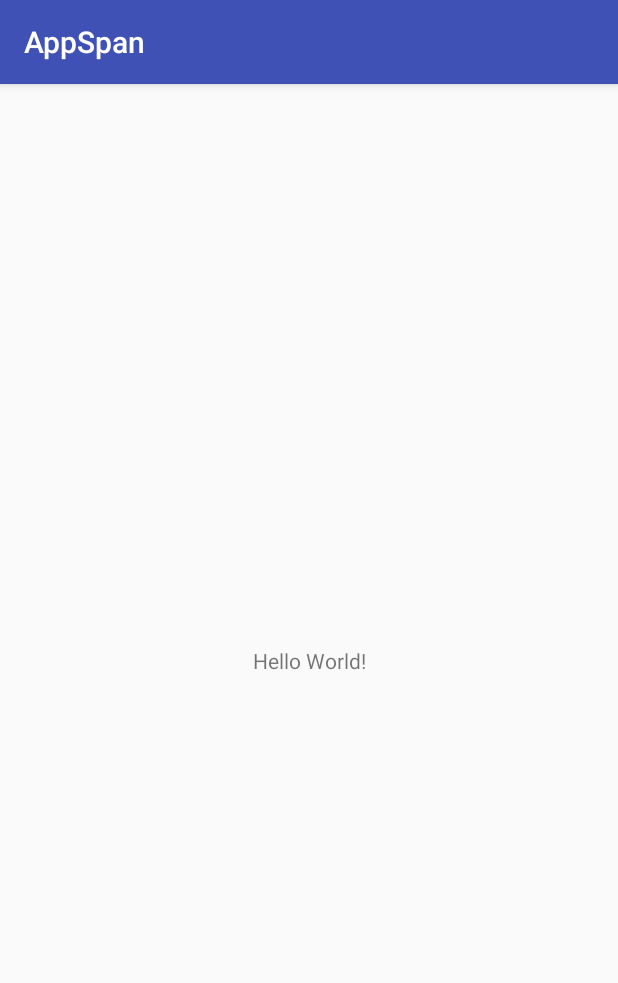
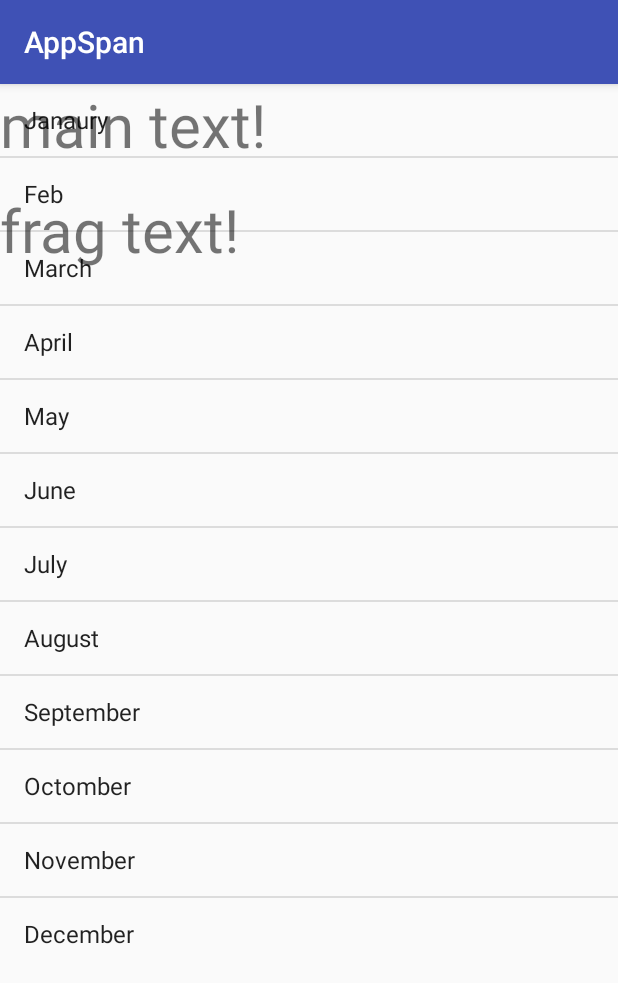
Before and after one commit to aliceblack/AppSpanAndroid, an Android app: the screen it shows after launch (MainActivity), on a phone screen of 412 x 824 dp. Shown: the top 983 px of the screen. Run offline under Robolectric (Android 15) with nearby library versions, the phone set to English and light mode, and no system bars; libraries missing offline, so code that uses them is left out: java.text.

Commit message:
row layout, list layout, list fragment

```diff
--- /dev/null
+++ b/AppSpan/app/src/main/java/com/appspan/appspan/AppsListFragment.java
@@ -0,0 +1,41 @@
+package com.appspan.appspan;
+
+import android.app.usage.UsageStats;
+import android.app.usage.UsageStatsManager;
+import android.content.Context;
+import android.os.Bundle;
+import android.support.annotation.Nullable;
+import android.support.v4.app.Fragment;
+import android.view.LayoutInflater;
+import android.view.View;
+import android.view.ViewGroup;
+import android.widget.ArrayAdapter;
+import android.widget.ListAdapter;
+import android.widget.ListView;
+import android.widget.TextView;
+import java.util.Calendar;
+import java.util.List;
+
+public class AppsListFragment extends Fragment {
+
+    @Nullable
+    @Override
+    public View onCreateView(LayoutInflater inflater, @Nullable ViewGroup container, @Nullable Bundle savedInstanceState) {
+        return inflater.inflate(R.layout.apps_list_fragment, container,false);
+    }
+
+    @Override
+    public void onViewCreated(View view, @Nullable Bundle savedInstanceState) {
+        super.onViewCreated(view, savedInstanceState);
+        //works w frag layout not in main __________________
+        //TextView frag=(TextView)getView().findViewById(R.id.frag_text);
+        //frag.setText("FFFFFFF frag");
+        ListView listView;
+        String[] months=new String[] {"Janaury","Feb","March","April","May","June","July","August","September","Octomber","November","December"};
+        listView= (ListView)getView().findViewById(R.id.fragment_apps_list);
+        ArrayAdapter<String> arrayAdapter=new ArrayAdapter<String>(getContext(),android.R.layout.simple_list_item_1, android.R.id.text1, months);
+        listView.setAdapter(arrayAdapter);
+        //__________________________________________________________________
+
+    }
+}
--- a/AppSpan/app/src/main/java/com/appspan/appspan/MainActivity.java
+++ b/AppSpan/app/src/main/java/com/appspan/appspan/MainActivity.java
@@ -1,5 +1,10 @@
 package com.appspan.appspan;
 
+import android.app.FragmentTransaction;
+import android.app.usage.UsageStats;
+import android.support.v4.app.FragmentActivity;
+import android.support.v4.app.FragmentManager;
+import android.support.v4.app.ListFragment;
 import android.support.v7.app.AppCompatActivity;
 import android.os.Bundle;
 import android.app.usage.UsageStatsManager;
@@ -15,7 +20,19 @@ import android.app.AppOpsManager;
 import android.content.pm.ApplicationInfo;
 import android.app.AlertDialog;
 import android.content.DialogInterface;
+import android.widget.ArrayAdapter;
+import android.widget.ListView;
 import android.widget.Toast;
+import android.support.v4.app.Fragment;
+import 	java.util.Calendar;
+import java.util.List;
+import 	java.text.DateFormat;
+import java.util.Date;
+import android.view.LayoutInflater;
+import android.view.View;
+import android.view.ViewGroup;
+import  android.support.v4.app.FragmentManager;
+import android.widget.TextView;
 
 public class MainActivity extends AppCompatActivity {
 
@@ -53,6 +70,7 @@ public class MainActivity extends AppCompatActivity {
         permissionDialog.show();
     }
 
+
     @Override
     protected void onCreate(Bundle savedInstanceState) {
 
@@ -61,8 +79,59 @@ public class MainActivity extends AppCompatActivity {
         if(usagePermission != 0){
             askForPermission();
         }
+        //else {//#############
+            Context context = getApplicationContext();
+            UsageStatsManager statsManager = (UsageStatsManager) context.getSystemService(Context.USAGE_STATS_SERVICE);
+            Calendar start = Calendar.getInstance();
+            start.set(Calendar.DAY_OF_MONTH, 23);//80 19 70 28 unA SETT DATA IN DAILY tot 197
+            start.set(Calendar.MONTH, 4);
+            start.set(Calendar.YEAR, 2017);
+            Calendar end = Calendar.getInstance();
+            end.setTimeInMillis(System.currentTimeMillis());
+            final List<UsageStats> stats = statsManager.queryUsageStats(UsageStatsManager.INTERVAL_DAILY, start.getTimeInMillis(), end.getTimeInMillis());
+
+            for(int i=0; i<stats.size(); ++i)
+            {
+                String name40 = stats.get(i).getPackageName();
+                Long fore40 = stats.get(i).getTotalTimeInForeground();
+                Long last40 = stats.get(i).getLastTimeStamp();
+                fore40=fore40/10/10/10/60;//minuti
+                Log.wtf("app"+i+"name", String.valueOf(name40));
+                Log.wtf("app"+i+"fore minuti"+String.valueOf(name40), String.valueOf(fore40));
+                String ultima=DateFormat.getDateTimeInstance().format(new Date(last40));
+                Log.wtf("app"+i+"last"+String.valueOf(name40), String.valueOf(ultima));
+            }
+
+
+        //}//###########
 
         super.onCreate(savedInstanceState);
         setContentView(R.layout.activity_main);
+        //rendering frag verbose-------
+        //FragmentManager fragmentManager = getSupportFragmentManager();
+        //android.support.v4.app.FragmentTransaction fragmentTransaction= fragmentManager.beginTransaction();
+        //AppsListFragment appsListFragment= new AppsListFragment();
+        //fragmentTransaction.replace(android.R.id.content, appsListFragment);//correto
+        //fragmentTransaction.replace(R.id.main_container, appsListFragment);//corretto
+        //fragmentTransaction.commit();
+        //--------------------------------
+
+        //rendering frag short
+        AppsListFragment appsListFragment= new AppsListFragment();
+        getSupportFragmentManager().beginTransaction().add(R.id.main_container, appsListFragment).commit();
+
+
+        //--------- corretto
+        //ListView listView;
+        //String[] months=new String[] {"Janaury","Feb","March","April","May","June","July","August","September","Octomber","November","December"};
+        //listView= (ListView) findViewById(R.id.apps_list);
+        //ArrayAdapter<String> arrayAdapter=new ArrayAdapter<String>(this,android.R.layout.simple_list_item_1, android.R.id.text1, months);
+        //listView.setAdapter(arrayAdapter);
+        //----------
+
+
+        //TextView frag=(TextView)findViewById(R.id.main_text);
+        //frag.setText("FFFFFFFF main");
+
     }
 }
--- a/AppSpan/app/src/main/res/layout/activity_main.xml
+++ b/AppSpan/app/src/main/res/layout/activity_main.xml
@@ -4,15 +4,22 @@
     xmlns:tools="http://schemas.android.com/tools"
     android:layout_width="match_parent"
     android:layout_height="match_parent"
-    tools:context="com.appspan.appspan.MainActivity">
+    tools:context="com.appspan.appspan.MainActivity"
+    android:id="@+id/main_container">
 
     <TextView
         android:layout_width="wrap_content"
         android:layout_height="wrap_content"
-        android:text="Hello World!"
-        app:layout_constraintBottom_toBottomOf="parent"
-        app:layout_constraintLeft_toLeftOf="parent"
-        app:layout_constraintRight_toRightOf="parent"
-        app:layout_constraintTop_toTopOf="parent" />
+        android:id="@+id/main_text"
+        android:text="main text!"
+        android:textSize="40dip">
+    </TextView>
+
+    <ListView
+        android:layout_width="wrap_content"
+        android:layout_height="wrap_content"
+        android:id="@+id/apps_list">
+
+    </ListView>
 
 </android.support.constraint.ConstraintLayout>
--- /dev/null
+++ b/AppSpan/app/src/main/res/layout/apps_list_fragment.xml
@@ -0,0 +1,22 @@
+<RelativeLayout xmlns:android="http://schemas.android.com/apk/res/android"
+    android:layout_width="match_parent"
+    android:layout_height="match_parent">
+
+    <TextView
+        android:paddingTop="70dip"
+        android:layout_width="wrap_content"
+        android:layout_height="wrap_content"
+        android:text="frag text!"
+        android:textSize="40dip"
+        android:id="@+id/frag_text"
+        >
+    </TextView>
+
+    <ListView
+        android:layout_width="wrap_content"
+        android:layout_height="wrap_content"
+        android:id="@+id/fragment_apps_list">
+
+    </ListView>
+
+</RelativeLayout>
--- /dev/null
+++ b/AppSpan/app/src/main/res/layout/row_layout.xml
@@ -0,0 +1,16 @@
+<LinearLayout
+    android:layout_height="match_parent"
+    android:layout_width="match_parent"
+    xmlns:android="http://schemas.android.com/apk/res/android">
+
+    <ImageView
+        android:layout_width="30dp"
+        android:layout_height="30dp"
+        android:layout_marginLeft="5dp"/>
+
+    <TextView
+        android:layout_width="match_parent"
+        android:layout_height="match_parent"
+        android:id= "@+id/app_row"/>
+
+</LinearLayout>
```
